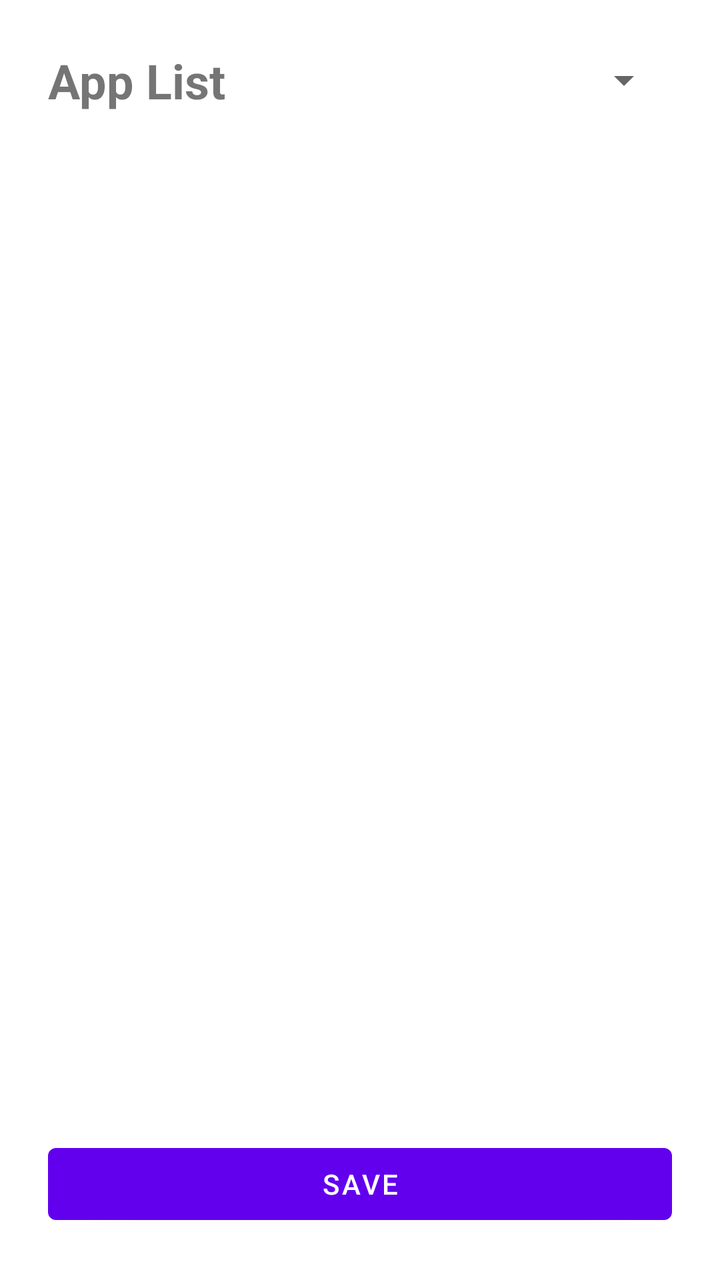
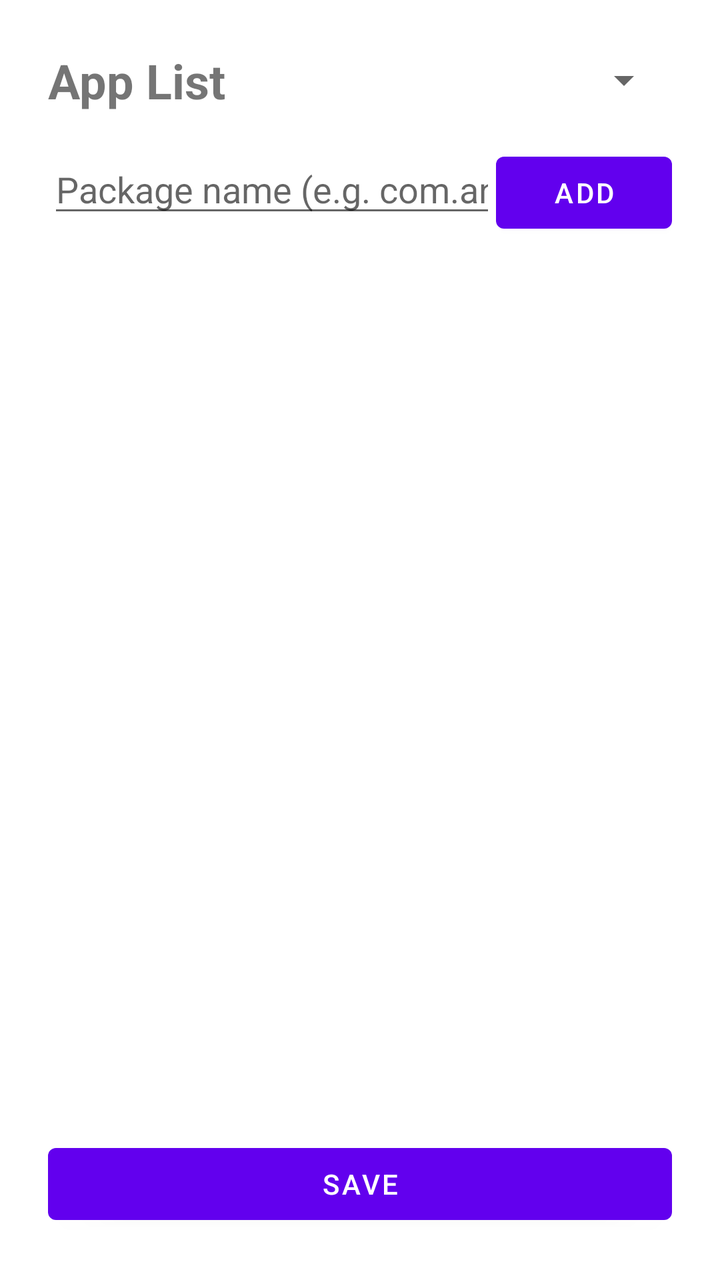

Screens rendered from an Android XML layout before and after an edit, with the pre-edit source and the edit as a unified diff.
<!-- AndroidManifest.xml: application theme Theme.WakAnd -->
<!-- res/layout/activity_app_list.xml -->
<?xml version="1.0" encoding="utf-8"?>
<LinearLayout xmlns:android="http://schemas.android.com/apk/res/android"
    android:layout_width="match_parent"
    android:layout_height="match_parent"
    android:orientation="vertical"
    android:padding="24dp"
    android:fitsSystemWindows="true">

    <LinearLayout
        android:layout_width="match_parent"
        android:layout_height="wrap_content"
        android:orientation="horizontal"
        android:gravity="center_vertical"
        android:layout_marginBottom="16dp">

        <TextView
            android:layout_width="0dp"
            android:layout_height="wrap_content"
            android:layout_weight="1"
            android:text="@string/app_list_title"
            android:textSize="24sp"
            android:textStyle="bold" />

        <Spinner
            android:id="@+id/spinnerSort"
            android:layout_width="wrap_content"
            android:layout_height="wrap_content" />
    </LinearLayout>

    <androidx.recyclerview.widget.RecyclerView
        android:id="@+id/recyclerApps"
        android:layout_width="match_parent"
        android:layout_height="0dp"
        android:layout_weight="1" />

    <Button
        android:id="@+id/btnSaveAppList"
        android:layout_width="match_parent"
        android:layout_height="wrap_content"
        android:text="@string/btn_save"
        android:layout_marginTop="8dp" />

</LinearLayout>
<!-- resources referenced by this layout -->
<resources>
  <string name="app_list_title">App List</string>
  <string name="btn_save">Save</string>
  <style name="Theme.WakAnd" parent="Theme.MaterialComponents.DayNight.NoActionBar">
          
          <item name="colorPrimary">@color/purple_500</item>
          <item name="colorPrimaryVariant">@color/purple_700</item>
          <item name="colorOnPrimary">@color/white</item>
          
          <item name="colorSecondary">@color/teal_200</item>
          <item name="colorSecondaryVariant">@color/teal_700</item>
          <item name="colorOnSecondary">@color/black</item>
          
          <item name="android:statusBarColor">?attr/colorPrimaryVariant</item>
          
      </style>
  <color name="purple_500">#FF6200EE</color>
  <color name="purple_700">#FF3700B3</color>
  <color name="white">#FFFFFFFF</color>
  <color name="teal_200">#FF03DAC5</color>
  <color name="teal_700">#FF018786</color>
  <color name="black">#FF000000</color>
</resources>

<!-- the commit's change to res/layout/activity_app_list.xml (unified diff, before → after) -->
@@ -27,6 +27,27 @@
             android:layout_height="wrap_content" />
     </LinearLayout>
 
+    <LinearLayout
+        android:layout_width="match_parent"
+        android:layout_height="wrap_content"
+        android:orientation="horizontal"
+        android:layout_marginBottom="8dp">
+
+        <EditText
+            android:id="@+id/editPackageName"
+            android:layout_width="0dp"
+            android:layout_height="wrap_content"
+            android:layout_weight="1"
+            android:hint="@string/hint_package_name"
+            android:inputType="text" />
+
+        <Button
+            android:id="@+id/btnAddPackage"
+            android:layout_width="wrap_content"
+            android:layout_height="wrap_content"
+            android:text="@string/btn_add" />
+    </LinearLayout>
+
     <androidx.recyclerview.widget.RecyclerView
         android:id="@+id/recyclerApps"
         android:layout_width="match_parent"
<!-- resource entries referenced after the edit -->
@@ -1,7 +1,9 @@
 <!-- resources referenced by this layout -->
 <resources>
   <string name="app_list_title">App List</string>
+  <string name="btn_add">Add</string>
   <string name="btn_save">Save</string>
+  <string name="hint_package_name">Package name (e.g. com.android.chrome)</string>
   <style name="Theme.WakAnd" parent="Theme.MaterialComponents.DayNight.NoActionBar">
           
           <item name="colorPrimary">@color/purple_500</item>
